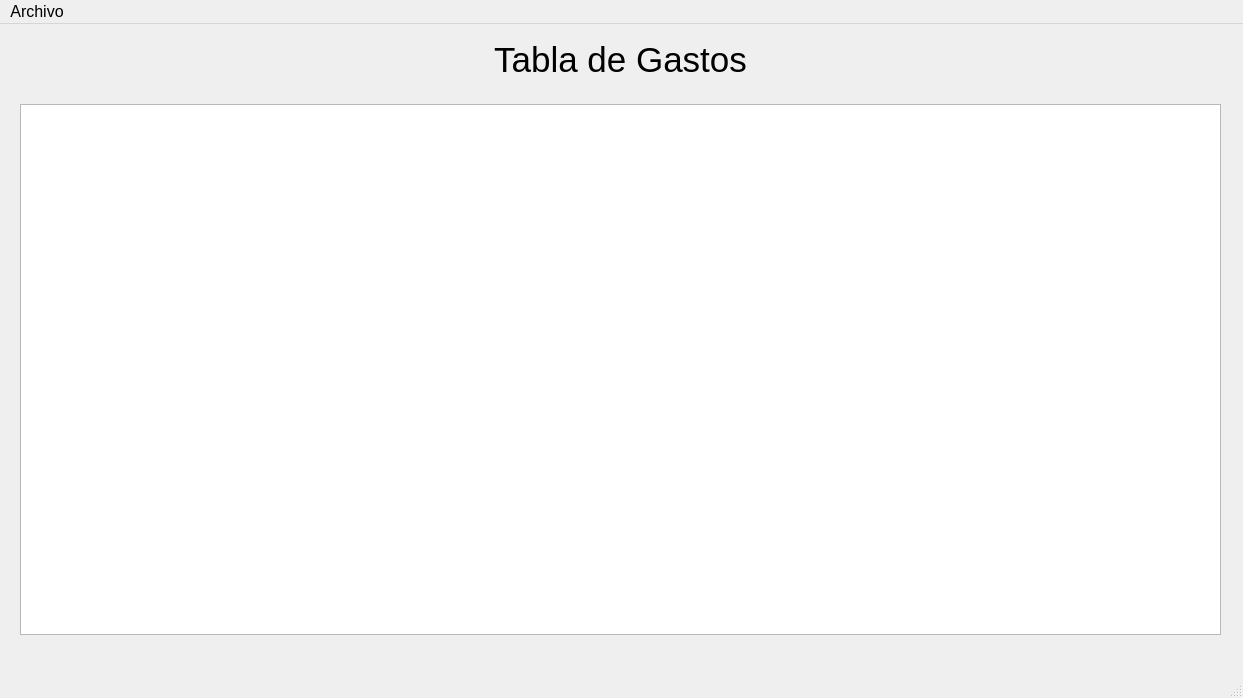
germanbravolopez/laideal, file gastos.ui: the form before one commit.
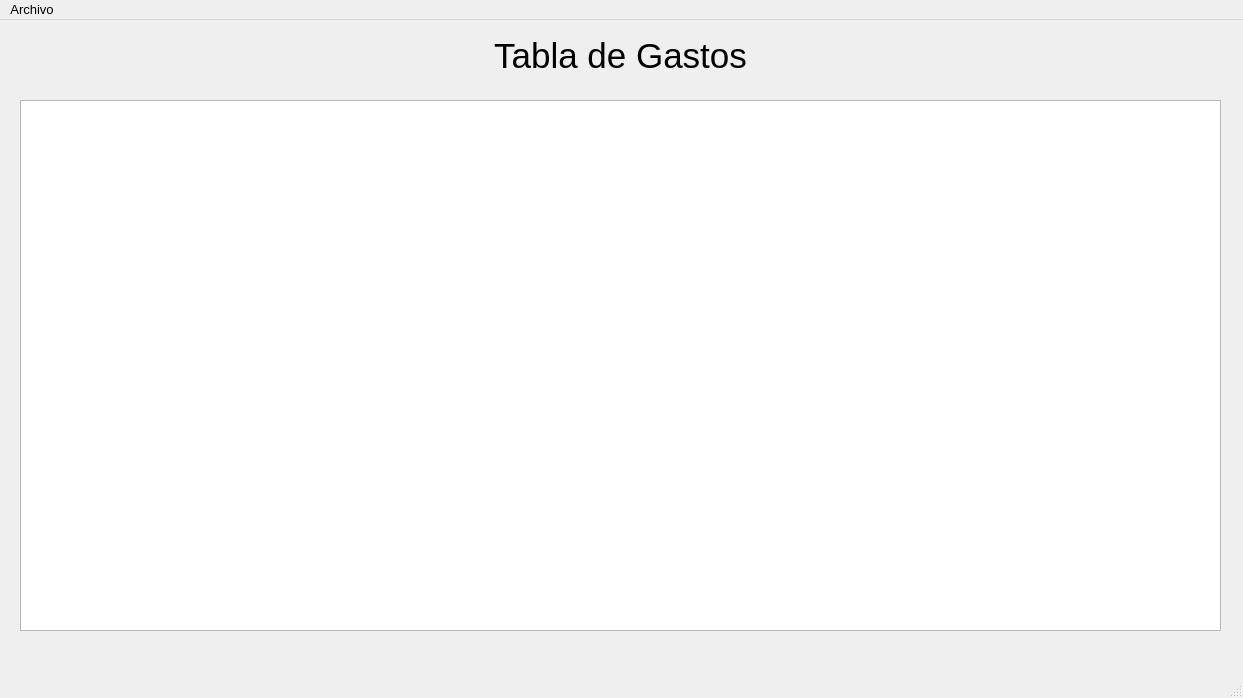
The form after the commit.

Commit message: point size to 10 and Windows application style

The edit to the form file:
```diff
--- a/gastos.ui
+++ b/gastos.ui
@@ -18,7 +18,7 @@
   </property>
   <property name="font">
    <font>
-    <pointsize>12</pointsize>
+    <pointsize>10</pointsize>
    </font>
   </property>
   <property name="windowTitle">
@@ -98,7 +98,7 @@
      <x>0</x>
      <y>0</y>
      <width>1243</width>
-     <height>28</height>
+     <height>24</height>
     </rect>
    </property>
    <widget class="QMenu" name="menuArchivo">
```
The commit also changes 7 other files.
